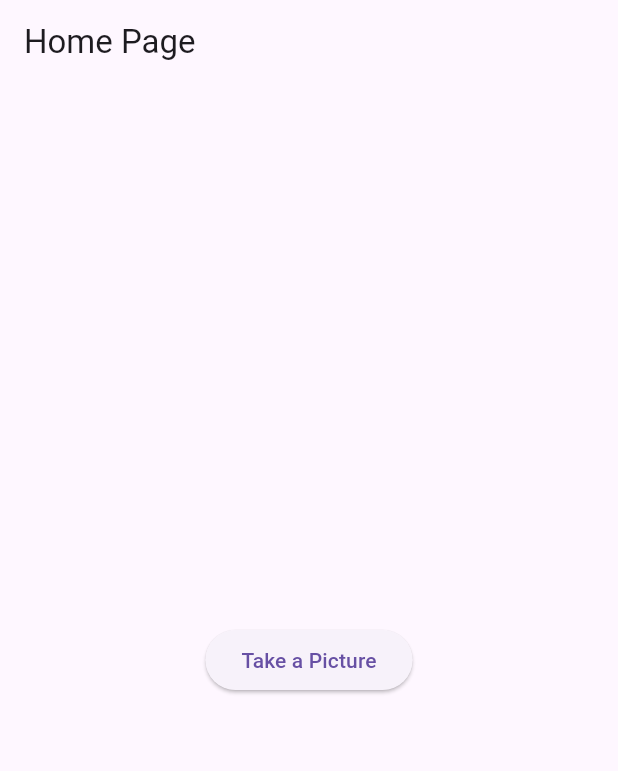
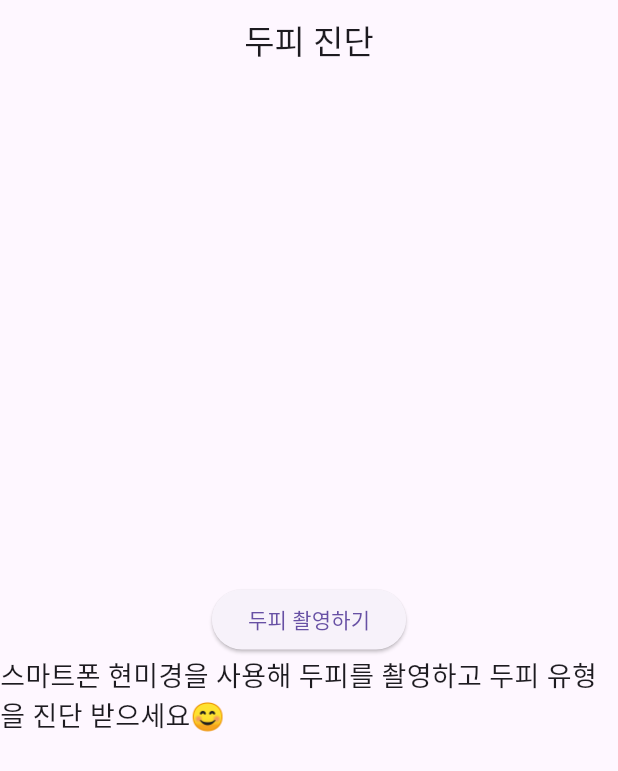
Before and after one commit to Mingyum-Kim/ICE4024, a Flutter app: the screen it shows after launch, on a phone screen of 412 x 824 dp. Shown: the top 771 px of the screen. Run offline on Flutter 3.47's test engine with Material 3 defaults, Android fonts, the phone set to English and light mode, and no system bars; our stand-ins replace camera.

Commit message:
feat: 홈페이지를 구성하는 위젯 생성

```diff
--- a/frontend/lib/home_page.dart
+++ b/frontend/lib/home_page.dart
@@ -1,3 +1,5 @@
+import 'dart:typed_data';
+
 import 'package:camera/camera.dart';
 import 'package:flutter/material.dart';
 import 'camera_page.dart';
@@ -13,16 +15,35 @@ class _HomePageState extends State<HomePage> {
   @override
   Widget build(BuildContext context) {
     return Scaffold(
-      appBar: AppBar(title: const Text("Home Page")),
-      body: SafeArea(
+      appBar: AppBar(title: const Text(
+          "두피 진단",
+          textAlign: TextAlign.center
+        ),
+        centerTitle: true
+      ),
+      body:
+        Center(
+          child: Column(
+            mainAxisAlignment: MainAxisAlignment.center,
+            children: <Widget>[
+              SafeArea(
                 child: Center(
                     child: ElevatedButton(
                       onPressed: () async {
                         await availableCameras().then((value) => Navigator.push(context,
                             MaterialPageRoute(builder: (_) => CameraPage(cameras: value))));
+                        setState(() {
+                        });
                       },
-              child: const Text("Take a Picture"),
+                      child: const Text("두피 촬영하기"),
                     )),
+              ),
+              Text(
+                "스마트폰 현미경을 사용해 두피를 촬영하고 두피 유형을 진단 받으세요😊",
+                style: TextStyle(fontSize: 18),
+              ),
+            ],
+        )
       ),
     );
   }
```
Lines whose indentation alone changed are shown as unchanged.
